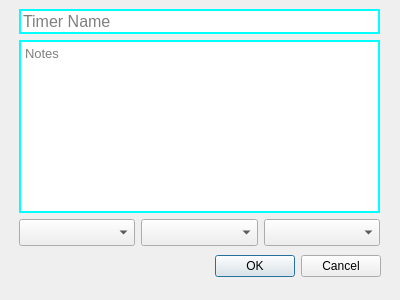
Above: Lab2/timerdialog.ui from tmyroniuk/OOP_Labs before the change. Below: the same form after it.
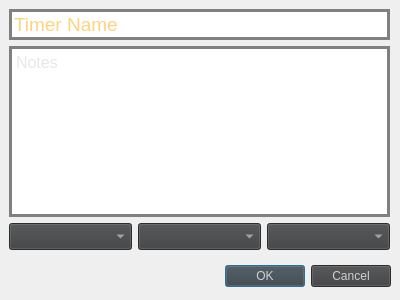
That is the form after the change.

What changed in the file:
```diff
--- a/Lab2/timerdialog.ui
+++ b/Lab2/timerdialog.ui
@@ -10,18 +10,37 @@
     <height>300</height>
    </rect>
   </property>
+  <property name="minimumSize">
+   <size>
+    <width>400</width>
+    <height>300</height>
+   </size>
+  </property>
+  <property name="maximumSize">
+   <size>
+    <width>400</width>
+    <height>300</height>
+   </size>
+  </property>
   <property name="windowTitle">
    <string>Dialog</string>
   </property>
+  <property name="styleSheet">
+   <string notr="true">background:</string>
+  </property>
   <widget class="QDialogButtonBox" name="buttonBox">
    <property name="geometry">
     <rect>
-     <x>40</x>
-     <y>250</y>
+     <x>50</x>
+     <y>260</y>
      <width>341</width>
      <height>32</height>
     </rect>
    </property>
+   <property name="styleSheet">
+    <string notr="true">background: #3E3F40;;
+color: #d0d0d0;</string>
+   </property>
    <property name="orientation">
     <enum>Qt::Horizontal</enum>
    </property>
@@ -32,10 +51,10 @@
   <widget class="QWidget" name="verticalLayoutWidget">
    <property name="geometry">
     <rect>
-     <x>19</x>
+     <x>9</x>
      <y>9</y>
-     <width>361</width>
-     <height>237</height>
+     <width>381</width>
+     <height>241</height>
     </rect>
    </property>
    <layout class="QVBoxLayout" name="verticalLayout">
@@ -43,14 +62,15 @@
      <widget class="QLineEdit" name="lineEdit">
       <property name="font">
        <font>
-        <pointsize>12</pointsize>
+        <pointsize>14</pointsize>
        </font>
       </property>
       <property name="contextMenuPolicy">
        <enum>Qt::DefaultContextMenu</enum>
       </property>
       <property name="styleSheet">
-       <string notr="true"> border: 2px solid cyan;</string>
+       <string notr="true">border: 3px solid gray;
+color: #ffa500;</string>
       </property>
       <property name="text">
        <string/>
@@ -64,11 +84,12 @@
      <widget class="QTextEdit" name="textEdit">
       <property name="font">
        <font>
-        <pointsize>10</pointsize>
+        <pointsize>12</pointsize>
        </font>
       </property>
       <property name="styleSheet">
-       <string notr="true">border: 2px solid cyan;</string>
+       <string notr="true">border: 3px solid gray;
+color: #d0d0d0;</string>
       </property>
       <property name="placeholderText">
        <string>Notes</string>
@@ -90,6 +111,12 @@
           <pointsize>12</pointsize>
          </font>
         </property>
+        <property name="styleSheet">
+         <string notr="true">background: #3E3F40;
+color: #d0d0d0;
+selection-background-color: lightgray;
+</string>
+        </property>
        </widget>
       </item>
       <item>
@@ -105,6 +132,11 @@
           <pointsize>12</pointsize>
          </font>
         </property>
+        <property name="styleSheet">
+         <string notr="true">background: #3E3F40;
+color: #d0d0d0;
+selection-background-color: lightgray;</string>
+        </property>
        </widget>
       </item>
       <item>
@@ -120,6 +152,11 @@
           <pointsize>12</pointsize>
          </font>
         </property>
+        <property name="styleSheet">
+         <string notr="true">background: #3E3F40;
+color: #d0d0d0;
+selection-background-color: lightgray;</string>
+        </property>
        </widget>
       </item>
      </layout>
```
